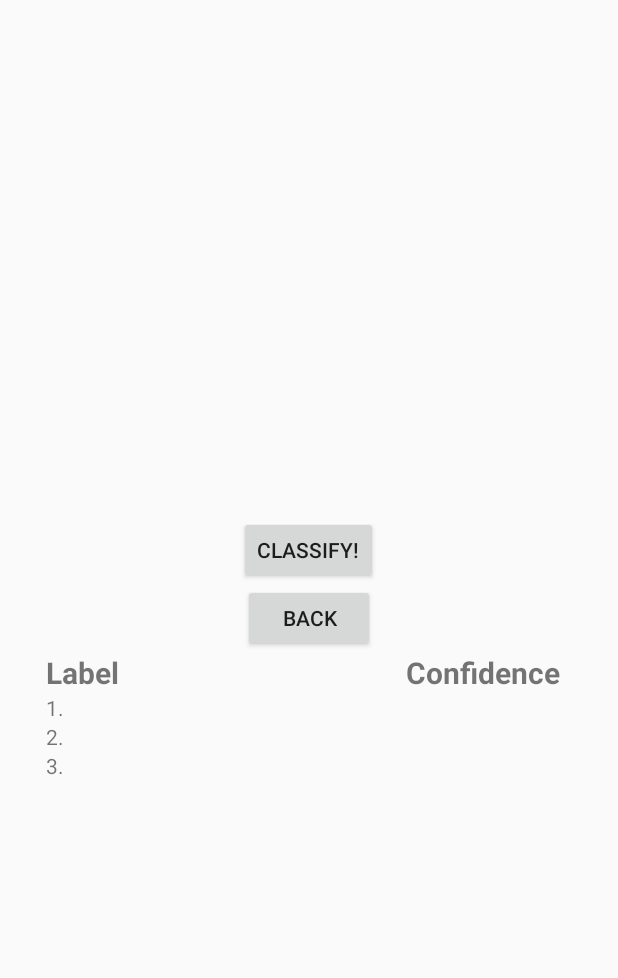
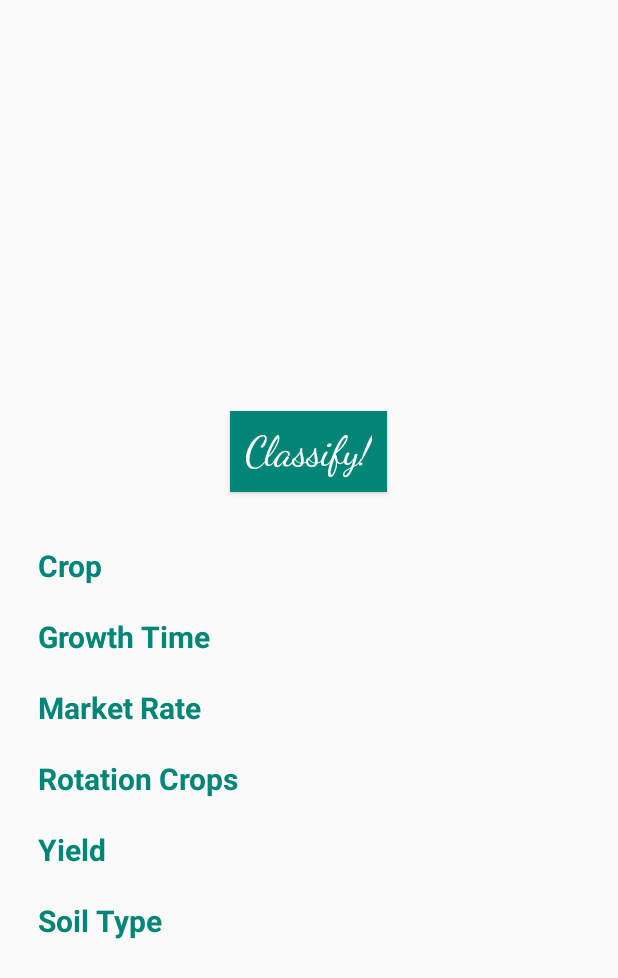
Before and after one commit to itsSiddharthGupta/SIH-Crop-Detection-App, an Android app: the Classify screen opened directly, with no data from a screen before it, on a phone screen of 412 x 824 dp. Shown: the top 978 px of the screen. Run offline under Robolectric (Android 15) with nearby library versions, the phone set to English and light mode, and no system bars; our stand-ins replace Firebase (no records; nobody signed in at launch, a user with empty details on screens opened directly); libraries missing offline, so code that uses them is left out: org.tensorflow.lite; 7 statements that could not run were skipped.

Commit message:
Update layout and crop details.

```diff
--- a/app/build.gradle
+++ b/app/build.gradle
@@ -1,4 +1,5 @@
 apply plugin: 'com.android.application'
+apply plugin: 'com.google.gms.google-services'
 
 android {
     compileSdkVersion 28
@@ -28,6 +29,7 @@ dependencies {
     implementation 'androidx.appcompat:appcompat:1.1.0'
     implementation 'androidx.constraintlayout:constraintlayout:1.1.3'
     implementation 'com.google.android.gms:play-services-location:17.0.0'
+    implementation 'com.google.firebase:firebase-database:16.0.4'
     testImplementation 'junit:junit:4.12'
     // dependency to allow us to crop square images
     api 'com.theartofdev.edmodo:android-image-cropper:2.8.+'
--- a/app/src/main/java/com/kars/sihpoc/Classify.java
+++ b/app/src/main/java/com/kars/sihpoc/Classify.java
@@ -1,6 +1,5 @@
 package com.kars.sihpoc;
 
-import android.content.Intent;
 import android.content.res.AssetFileDescriptor;
 import android.graphics.Bitmap;
 import android.graphics.Matrix;
@@ -14,7 +13,14 @@ import android.widget.Button;
 import android.widget.ImageView;
 import android.widget.TextView;
 
+import androidx.annotation.NonNull;
 import androidx.appcompat.app.AppCompatActivity;
+
+import com.google.firebase.database.DataSnapshot;
+import com.google.firebase.database.DatabaseError;
+import com.google.firebase.database.DatabaseReference;
+import com.google.firebase.database.FirebaseDatabase;
+import com.google.firebase.database.ValueEventListener;
 
 import org.tensorflow.lite.Interpreter;
 
@@ -73,13 +79,7 @@ public class Classify extends AppCompatActivity {
     // activity elements
     private ImageView selected_image;
     private Button classify_button;
-    private Button back_button;
-    private TextView label1;
-    private TextView label2;
-    private TextView label3;
-    private TextView Confidence1;
-    private TextView Confidence2;
-    private TextView Confidence3;
+    private TextView txtCropName, txtGrowthTime, txtMarketRate, txtRotationCrops, txtYield, txtSoilType;
     private String file_path = null;
 
     // priority queue that will hold the top results from the CNN
@@ -125,14 +125,13 @@ public class Classify extends AppCompatActivity {
 
         setContentView(R.layout.activity_classify);
 
-        // labels that hold top three results of CNN
-        label1 = (TextView) findViewById(R.id.label1);
-        label2 = (TextView) findViewById(R.id.label2);
-        label3 = (TextView) findViewById(R.id.label3);
-        // displays the probabilities of top labels
-        Confidence1 = (TextView) findViewById(R.id.Confidence1);
-        Confidence2 = (TextView) findViewById(R.id.Confidence2);
-        Confidence3 = (TextView) findViewById(R.id.Confidence3);
+        txtCropName = findViewById(R.id.txtCropName);
+        txtGrowthTime = findViewById(R.id.txtGrowthTime);
+        txtMarketRate = findViewById(R.id.txtMarketRate);
+        txtRotationCrops = findViewById(R.id.txtRotationCrops);
+        txtYield = findViewById(R.id.txtYield);
+        txtSoilType = findViewById(R.id.txtSoilType);
+
         // initialize imageView that displays selected image to the user
         selected_image = (ImageView) findViewById(R.id.selected_image);
 
@@ -140,18 +139,6 @@ public class Classify extends AppCompatActivity {
         topLables = new String[RESULTS_TO_SHOW];
         // initialize array to hold top probabilities
         topConfidence = new String[RESULTS_TO_SHOW];
-
-        // allows user to go back to activity to select a different image
-        back_button = (Button) findViewById(R.id.back_button);
-        back_button.setOnClickListener(new View.OnClickListener() {
-            @Override
-            public void onClick(View view) {
-                Intent i = new Intent(Classify.this, MainActivity.class);
-                startActivity(i);
-                finish();
-            }
-        });
-
         // classify current dispalyed image
         classify_button = (Button) findViewById(R.id.classify_image);
         classify_button.setOnClickListener(new View.OnClickListener() {
@@ -186,17 +173,17 @@ public class Classify extends AppCompatActivity {
         }
     }
 
-    private void saveImageInFile(Bitmap bm){
+    private void saveImageInFile(Bitmap bm) {
         File file = new File(file_path);
-        if(!file.exists()){
+        if (!file.exists()) {
             Log.e("ERROR", " in file_provicer");
-        }else{
+        } else {
             try {
                 OutputStream os = new FileOutputStream(file);
-                bm.compress(Bitmap.CompressFormat.JPEG,100,os);
+                bm.compress(Bitmap.CompressFormat.JPEG, 100, os);
                 os.flush();
                 os.close();
-            }catch (IOException e){
+            } catch (IOException e) {
                 Log.e("EXCEPTION", e.toString());
             }
         }
@@ -266,14 +253,32 @@ public class Classify extends AppCompatActivity {
         }
 
         // set the corresponding textviews with the results
-        label1.setText("1. " + topLables[2]);
-        label2.setText("2. " + topLables[1]);
-        label3.setText("3. " + topLables[0]);
-        Confidence1.setText(topConfidence[2]);
-        Confidence2.setText(topConfidence[1]);
-        Confidence3.setText(topConfidence[0]);
+        txtCropName.setText(topLables[2]);
+        getAndFillCropDetails(topLables[2]);
     }
 
+    private void getAndFillCropDetails(String cropName){
+        DatabaseReference ref = FirebaseDatabase.getInstance().getReference();
+        DatabaseReference loc = ref.child("Crops").child(cropName);
+        loc.addListenerForSingleValueEvent(new ValueEventListener() {
+            @Override
+            public void onDataChange(@NonNull DataSnapshot dataSnapshot) {
+                CropDetails cropDetails = dataSnapshot.getValue(CropDetails.class);
+                Log.d("Crop-Details", cropDetails.toString());
+                assert cropDetails!=null;
+                txtGrowthTime.setText(cropDetails.getGrowthTime());
+                txtMarketRate.setText(cropDetails.getMarketRate());
+                txtRotationCrops.setText(cropDetails.getRotationCrops());
+                txtYield.setText(cropDetails.getYield());
+                txtSoilType.setText(cropDetails.getSoilType());
+            }
+
+            @Override
+            public void onCancelled(@NonNull DatabaseError databaseError) {
+
+            }
+        });
+    }
 
     // resizes bitmap to given dimensions
     public Bitmap getResizedBitmap(Bitmap bm, int newWidth, int newHeight) {
--- a/app/src/main/java/com/kars/sihpoc/MainActivity.java
+++ b/app/src/main/java/com/kars/sihpoc/MainActivity.java
@@ -173,7 +173,7 @@ public class MainActivity extends AppCompatActivity implements LocationListener
                 intent.putExtra("chosen", "model.tflite");
                 intent.putExtra("file-path", filePath);
                 startActivity(intent);
-                finish();
+//                finish();
             } else if (resultCode == CropImage.CROP_IMAGE_ACTIVITY_RESULT_ERROR_CODE) {
                 Exception error = result.getError();
                 Log.e("CROP", "onActivityResult: ", error);
--- a/app/src/main/res/layout/activity_classify.xml
+++ b/app/src/main/res/layout/activity_classify.xml
@@ -8,135 +8,190 @@
 
     <ImageView
         android:id="@+id/selected_image"
-        android:layout_width="300dp"
-        android:layout_height="300dp"
+        android:layout_width="248dp"
+        android:layout_height="220dp"
+        android:layout_below="@id/selected_image"
         android:layout_alignParentTop="true"
         android:layout_centerHorizontal="true"
         android:layout_marginTop="44dp"
-        android:layout_below="@id/selected_image"
         app:srcCompat="@android:color/background_light" />
 
     <Button
         android:id="@+id/classify_image"
         android:layout_width="wrap_content"
-        android:layout_height="45dp"
+        android:layout_height="wrap_content"
         android:layout_below="@id/selected_image"
         android:layout_centerHorizontal="true"
-        android:text="Classify!" />
+        android:layout_margin="10dp"
+        android:background="@color/colorPrimary"
+        android:fontFamily="cursive"
+        android:padding="10dp"
+        android:text="Classify!"
+        android:textAllCaps="false"
+        android:textColor="#fff"
+        android:textSize="28sp" />
 
-    <Button
-        android:id="@+id/back_button"
-        android:layout_width="wrap_content"
-        android:layout_height="45dp"
-        android:layout_below="@id/classify_image"
-        android:layout_centerHorizontal="true"
-        android:text="Back" />
-
-    <LinearLayout
-        android:id="@+id/labels"
+    <ScrollView
+        android:id="@+id/cropInfoScrollView"
         android:layout_width="match_parent"
-        android:layout_height="89dp"
+        android:layout_height="wrap_content"
+        android:layout_below="@+id/classify_image"
         android:layout_alignParentBottom="true"
-        android:layout_below="@+id/back_button"
-        android:layout_gravity="center"
         android:layout_marginBottom="44dp"
         android:orientation="vertical">
 
         <LinearLayout
-            android:layout_width="370dp"
+            android:layout_width="match_parent"
             android:layout_height="wrap_content"
-            android:layout_gravity="center"
-            android:gravity="center"
+            android:layout_margin="15dp"
+            android:orientation="vertical">
+            <LinearLayout
+                android:layout_width="match_parent"
+                android:layout_height="wrap_content"
                 android:orientation="horizontal">
-
                 <TextView
-                android:id="@+id/lableText"
-                android:layout_width="240dp"
+                    android:layout_width="0dp"
+                    android:layout_weight="0.4"
                     android:layout_height="wrap_content"
-                android:text="Label"
+                    android:layout_margin="10dp"
+                    android:text="Crop"
+                    android:textColor="@color/colorPrimary"
                     android:textSize="20sp"
                     android:textStyle="bold" />
 
                 <TextView
-                android:id="@+id/ConfidenceText"
-                android:layout_width="110dp"
+                    android:id="@+id/txtCropName"
+                    android:layout_width="0dp"
+                    android:layout_weight="0.6"
                     android:layout_height="wrap_content"
-                android:text="Confidence"
+                    android:textSize="20sp"
+                    android:textColor="#000"
+                    android:layout_margin="10dp"/>
+            </LinearLayout>
+
+            <LinearLayout
+                android:layout_width="match_parent"
+                android:layout_height="wrap_content"
+                android:orientation="horizontal">
+                <TextView
+                    android:layout_width="0dp"
+                    android:layout_weight="0.4"
+                    android:layout_height="wrap_content"
+                    android:layout_margin="10dp"
+                    android:text="Growth Time"
+                    android:textColor="@color/colorPrimary"
                     android:textSize="20sp"
                     android:textStyle="bold" />
 
+                <TextView
+                    android:id="@+id/txtGrowthTime"
+                    android:layout_width="0dp"
+                    android:layout_weight="0.6"
+                    android:layout_height="wrap_content"
+                    android:textSize="20sp"
+                    android:textColor="#000"
+                    android:layout_margin="10dp"/>
             </LinearLayout>
 
             <LinearLayout
-            android:layout_width="370dp"
+                android:layout_width="match_parent"
                 android:layout_height="wrap_content"
-            android:layout_gravity="center"
-            android:gravity="center"
                 android:orientation="horizontal">
+                <TextView
+                    android:layout_width="0dp"
+                    android:layout_weight="0.4"
+                    android:layout_height="wrap_content"
+                    android:layout_margin="10dp"
+                    android:text="Market Rate"
+                    android:textColor="@color/colorPrimary"
+                    android:textSize="20sp"
+                    android:textStyle="bold" />
 
                 <TextView
-                android:id="@+id/label1"
-                android:layout_width="240dp"
+                    android:id="@+id/txtMarketRate"
+                    android:layout_width="0dp"
+                    android:layout_weight="0.6"
                     android:layout_height="wrap_content"
-                android:text="1."
-                android:textSize="14sp" />
+                    android:textSize="20sp"
+                    android:textColor="#000"
+                    android:layout_margin="10dp"/>
+            </LinearLayout>
+
+            <LinearLayout
+                android:layout_width="match_parent"
+                android:layout_height="wrap_content"
+                android:orientation="horizontal">
+                <TextView
+                    android:layout_width="0dp"
+                    android:layout_weight="0.4"
+                    android:layout_height="wrap_content"
+                    android:layout_margin="10dp"
+                    android:text="Rotation Crops"
+                    android:textColor="@color/colorPrimary"
+                    android:textSize="20sp"
+                    android:textStyle="bold" />
 
                 <TextView
-                android:id="@+id/Confidence1"
-                android:layout_width="110dp"
-                android:layout_height="match_parent"
-                android:text=""
-                android:textSize="14sp" />
+                    android:id="@+id/txtRotationCrops"
+                    android:layout_width="0dp"
+                    android:layout_weight="0.6"
+                    android:layout_height="wrap_content"
+                    android:textSize="20sp"
+                    android:textColor="#000"
+                    android:layout_margin="10dp"/>
+            </LinearLayout>
+
+            <LinearLayout
+                android:layout_width="match_parent"
+                android:layout_height="wrap_content"
+                android:orientation="horizontal">
+                <TextView
+                    android:layout_width="0dp"
+                    android:layout_weight="0.4"
+                    android:layout_height="wrap_content"
+                    android:layout_margin="10dp"
+                    android:text="Yield"
+                    android:textColor="@color/colorPrimary"
+                    android:textSize="20sp"
+                    android:textStyle="bold" />
+
+                <TextView
+                    android:id="@+id/txtYield"
+                    android:layout_width="0dp"
+                    android:layout_weight="0.6"
+                    android:layout_height="wrap_content"
+                    android:textSize="20sp"
+                    android:textColor="#000"
+                    android:layout_margin="10dp"/>
+            </LinearLayout>
+
+            <LinearLayout
+                android:layout_width="match_parent"
+                android:layout_height="wrap_content"
+                android:orientation="horizontal">
+                <TextView
+                    android:layout_width="0dp"
+                    android:layout_weight="0.4"
+                    android:layout_height="wrap_content"
+                    android:layout_margin="10dp"
+                    android:text="Soil Type"
+                    android:textColor="@color/colorPrimary"
+                    android:textSize="20sp"
+                    android:textStyle="bold" />
+
+                <TextView
+                    android:id="@+id/txtSoilType"
+                    android:layout_width="0dp"
+                    android:layout_weight="0.6"
+                    android:layout_height="wrap_content"
+                    android:textSize="20sp"
+                    android:textColor="#000"
+                    android:layout_margin="10dp"/>
+            </LinearLayout>
 
         </LinearLayout>
 
-        <LinearLayout
-            android:layout_width="370dp"
-            android:layout_height="wrap_content"
-            android:layout_gravity="center"
-            android:gravity="center"
-            android:orientation="horizontal">
-
-            <TextView
-                android:id="@+id/label2"
-                android:layout_width="240dp"
-                android:layout_height="wrap_content"
-                android:text="2."
-                android:textSize="14sp" />
-
-            <TextView
-                android:id="@+id/Confidence2"
-                android:layout_width="110dp"
-                android:layout_height="match_parent"
-                android:text=""
-                android:textSize="14sp" />
-
-        </LinearLayout>
-
-        <LinearLayout
-            android:layout_width="370dp"
-            android:layout_height="wrap_content"
-            android:layout_gravity="center"
-            android:gravity="center"
-            android:orientation="horizontal">
-
-            <TextView
-                android:id="@+id/label3"
-                android:layout_width="240dp"
-                android:layout_height="wrap_content"
-                android:text="3."
-                android:textSize="14sp" />
-
-            <TextView
-                android:id="@+id/Confidence3"
-                android:layout_width="110dp"
-                android:layout_height="match_parent"
-                android:text=""
-                android:textSize="14sp" />
-
-        </LinearLayout>
-    </LinearLayout>
-
+    </ScrollView>
 
 
 </RelativeLayout>
--- a/build.gradle
+++ b/build.gradle
@@ -8,6 +8,7 @@ buildscript {
     }
     dependencies {
         classpath 'com.android.tools.build:gradle:3.5.1'
+        classpath 'com.google.gms:google-services:4.2.0'
 
         // NOTE: Do not place your application dependencies here; they belong
         // in the individual module build.gradle files
```
Also changed, not shown: app/src/main/java/com/kars/sihpoc/CropDetails.java (added, +71 -0 lines), app/src/main/res/layout/activity_main.xml (+42 -0 lines), app/src/main/res/drawable-xhdpi/community_pic.png (added), app/src/main/res/drawable-xhdpi/trade_pic.jpg (added), 1 other file. Lines whose indentation alone changed are shown as unchanged.
